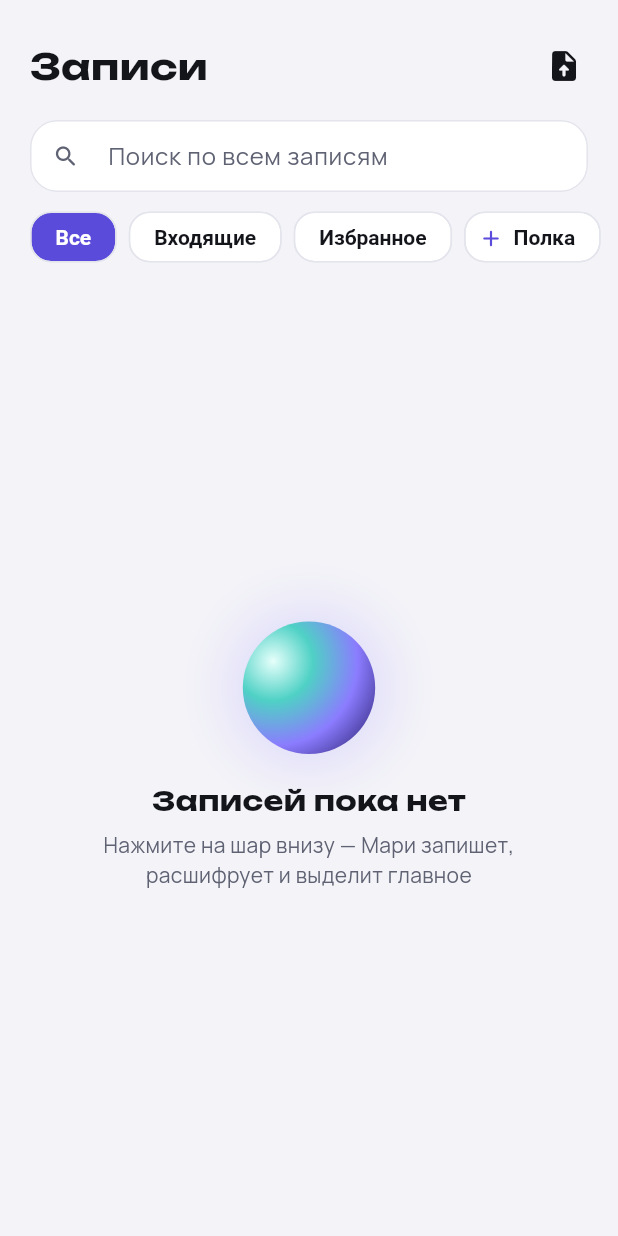
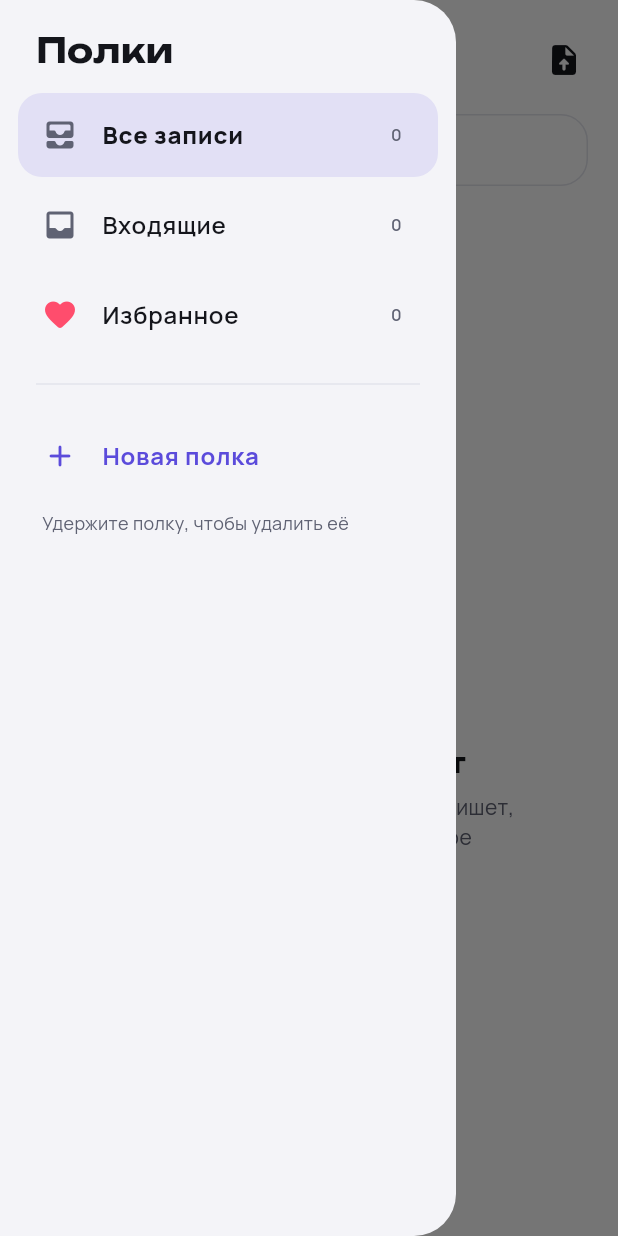
Before and after one commit to a-eduard/sum-mary, a Flutter app: the RecordingsPage screen opened directly, with the side drawer open (before the commit the screen has no drawer), on a phone screen of 412 x 824 dp. Run offline on Flutter 3.47's test engine with Material 3 defaults, Android fonts, the phone set to English and light mode, and no system bars; our stand-ins replace audioplayers, file_picker, google_fonts, image_picker, permission_handler, share_plus and 2 more; missing offline and left inert: add_2_calendar, flutter_rustore_pay, record; accounts and stored records are empty.

Commit message:
UX: полки в выезжающей панели слева, подписи у вкладок
Co-Authored-By: Claude Opus 5.5 <noreply@anthropic.com>

Claude-Session: https://claude.ai/code/session_01We8sJknfT4B6j7AuhCJzaA

```diff
--- a/app/lib/screens/home_screen.dart
+++ b/app/lib/screens/home_screen.dart
@@ -69,16 +69,26 @@ class GlassNav extends StatelessWidget {
   @override
   Widget build(BuildContext context) {
     final s = context.sm;
-    Widget item(int i, IconData icon, String label) => Expanded(
-          child: Semantics(
-            selected: index == i,
-            child: IconButton(
-              tooltip: label,
-              onPressed: () => onTap(i),
-              icon: Icon(icon, size: 26, color: index == i ? s.text : s.muted),
-            ),
+    Widget item(int i, IconData icon, String label) {
+      final sel = index == i;
+      final c = sel ? s.text : s.muted;
+      return Expanded(
+        child: Semantics(
+          selected: sel,
+          button: true,
+          child: InkResponse(
+            onTap: () => onTap(i),
+            radius: 36,
+            child: Column(mainAxisAlignment: MainAxisAlignment.center, children: [
+              Icon(icon, size: 24, color: sel ? s.accentText : c),
+              const SizedBox(height: 3),
+              Text(label, maxLines: 1, overflow: TextOverflow.clip,
+                  style: TextStyle(color: c, fontSize: 11, fontWeight: sel ? FontWeight.w800 : FontWeight.w600)),
+            ]),
           ),
-        );
+        ),
+      );
+    }
     return SafeArea(
       top: false,
       child: Padding(
@@ -100,7 +110,13 @@ class GlassNav extends StatelessWidget {
                   child: Row(children: [
                     item(0, Icons.home_rounded, 'Сегодня'),
                     item(1, Icons.folder_rounded, 'Записи'),
-                    const SizedBox(width: 80),
+                    SizedBox(
+                      width: 80,
+                      child: Column(mainAxisAlignment: MainAxisAlignment.end, children: [
+                        Text('Запись', style: TextStyle(color: s.muted, fontSize: 11, fontWeight: FontWeight.w600)),
+                        const SizedBox(height: 10),
+                      ]),
+                    ),
                     item(2, Icons.task_alt_rounded, 'Задачи'),
                     item(3, Icons.person_rounded, 'Профиль'),
                   ]),
@@ -115,7 +131,7 @@ class GlassNav extends StatelessWidget {
                 child: GestureDetector(
                   onTap: onRecord,
                   onLongPress: onRecordLong,
-                  child: const MariOrb(size: 68, child: Icon(Icons.mic_rounded, size: 30, color: Color(0xFF0F1015))),
+                  child: const MariOrb(size: 62, child: Icon(Icons.mic_rounded, size: 28, color: Color(0xFF0F1015))),
                 ),
               ),
             ),
@@ -493,20 +509,130 @@ class RecordingsPageState extends State<RecordingsPage> {
     );
   }
 
+  final _scaffold = GlobalKey<ScaffoldState>();
+  List<Recording> _all = [];
+
+  String _filterName() => switch (_filter) {
+        'all' => 'Все записи',
+        'inbox' => 'Входящие',
+        'fav' => 'Избранное',
+        _ => folderById(_filter)?.name ?? 'Все записи',
+      };
+
+  Widget _drawer(Sm s) => Drawer(
+        backgroundColor: s.bg,
+        shape: const RoundedRectangleBorder(borderRadius: BorderRadius.horizontal(right: Radius.circular(28))),
+        child: SafeArea(
+          child: ValueListenableBuilder<List<Folder>>(
+            valueListenable: Repo.folders,
+            builder: (context, folders, _) {
+              int count(bool Function(Recording) f) => _all.where(f).length;
+              Widget row(String k, String label, int n, {Widget? lead}) {
+                final sel = _filter == k;
+                return Padding(
+                  padding: const EdgeInsets.symmetric(horizontal: 12, vertical: 2),
+                  child: Material(
+                    color: sel ? s.accent.withValues(alpha: context.isDark ? .22 : .12) : Colors.transparent,
+                    borderRadius: BorderRadius.circular(16),
+                    child: ListTile(
+                      shape: RoundedRectangleBorder(borderRadius: BorderRadius.circular(16)),
+                      leading: lead,
+                      title: Text(label, style: TextStyle(color: s.text, fontWeight: sel ? FontWeight.w800 : FontWeight.w600)),
+                      trailing: Text('$n', style: TextStyle(color: s.muted, fontWeight: FontWeight.w600)),
+                      onTap: () {
+                        setState(() => _filter = k);
+                        Navigator.pop(context);
+                      },
+                      onLongPress: folders.any((f) => f.id == k) ? () => _folderMenu(folders.firstWhere((f) => f.id == k)) : null,
+                    ),
+                  ),
+                );
+              }
+
+              return ListView(padding: const EdgeInsets.only(top: 20, bottom: 120), children: [
+                Padding(
+                  padding: const EdgeInsets.fromLTRB(24, 0, 24, 12),
+                  child: Text('Полки', style: display(22, color: s.text)),
+                ),
+                row('all', 'Все записи', _all.length, lead: Icon(Icons.all_inbox_rounded, color: s.muted)),
+                row('inbox', 'Входящие', count((r) => r.folderId == null), lead: Icon(Icons.inbox_rounded, color: s.muted)),
+                row('fav', 'Избранное', count((r) => r.favorite), lead: const Icon(Icons.favorite_rounded, color: AppColors.record)),
+                Padding(padding: const EdgeInsets.symmetric(horizontal: 24, vertical: 8), child: Divider(color: s.border)),
+                for (final f in folders)
+                  row(f.id, f.name, count((r) => r.folderId == f.id),
+                      lead: Container(width: 14, height: 14, decoration: BoxDecoration(color: hexColor(f.color), shape: BoxShape.circle))),
+                Padding(
+                  padding: const EdgeInsets.symmetric(horizontal: 12, vertical: 4),
+                  child: ListTile(
+                    leading: Icon(Icons.add_rounded, color: s.accentText),
+                    title: Text('Новая полка', style: TextStyle(color: s.accentText, fontWeight: FontWeight.w700)),
+                    onTap: () async {
+                      final name = await askFolderName(context);
+                      if (name != null) await Repo.addFolder(name, folderColors[folders.length % folderColors.length]);
+                    },
+                  ),
+                ),
+                Padding(
+                  padding: const EdgeInsets.fromLTRB(28, 4, 28, 0),
+                  child: Text('Удержите полку, чтобы удалить её', style: TextStyle(color: s.muted, fontSize: 12)),
+                ),
+              ]);
+            },
+          ),
+        ),
+      );
+
+  Future<void> _folderMenu(Folder f) async {
+    final ok = await showDialog<bool>(
+      context: context,
+      builder: (ctx) => AlertDialog(
+        title: Text('Удалить полку «${f.name}»?'),
+        content: const Text('Записи с этой полки не удалятся — они переедут во «Входящие».'),
+        actions: [
+          TextButton(onPressed: () => Navigator.pop(ctx, false), child: const Text('Отмена')),
+          TextButton(onPressed: () => Navigator.pop(ctx, true), child: const Text('Удалить')),
+        ],
+      ),
+    );
+    if (ok == true) {
+      await Repo.deleteFolder(f.id);
+      if (_filter == f.id) setState(() => _filter = 'all');
+    }
+  }
+
   @override
   Widget build(BuildContext context) {
     final s = context.sm;
-    return Column(crossAxisAlignment: CrossAxisAlignment.stretch, children: [
+    final folder = folderById(_filter);
+    return Scaffold(
+      key: _scaffold,
+      backgroundColor: Colors.transparent,
+      drawer: _drawer(s),
+      drawerEdgeDragWidth: 32,
+      body: Column(crossAxisAlignment: CrossAxisAlignment.stretch, children: [
       Padding(
-        padding: const EdgeInsets.fromLTRB(20, 20, 12, 8),
+        padding: const EdgeInsets.fromLTRB(8, 16, 12, 8),
         child: Row(children: [
-          Text('Записи', style: display(24, color: s.text)),
-          const Spacer(),
+          IconButton(
+            tooltip: 'Полки',
+            onPressed: () => _scaffold.currentState?.openDrawer(),
+            icon: Icon(Icons.menu_rounded, color: s.text),
+          ),
+          if (folder != null) ...[
+            Container(width: 12, height: 12, decoration: BoxDecoration(color: hexColor(folder.color), shape: BoxShape.circle)),
+            const SizedBox(width: 8),
+          ],
+          Expanded(
+            child: GestureDetector(
+              onTap: () => _scaffold.currentState?.openDrawer(),
+              child: Text(_filterName(), maxLines: 1, overflow: TextOverflow.ellipsis, style: display(22, color: s.text)),
+            ),
+          ),
           IconButton(onPressed: _importMenu, icon: Icon(Icons.upload_file_rounded, color: s.text), tooltip: 'Импорт'),
         ]),
       ),
       Padding(
-        padding: const EdgeInsets.symmetric(horizontal: 20, vertical: 4),
+        padding: const EdgeInsets.fromLTRB(20, 4, 20, 10),
         child: TextField(
           controller: _q,
           focusNode: _focus,
@@ -514,46 +640,6 @@ class RecordingsPageState extends State<RecordingsPage> {
           decoration: InputDecoration(
               hintText: 'Поиск по всем записям', prefixIcon: Icon(Icons.search_rounded, color: s.muted), isDense: true),
         ),
-      ),
-      ValueListenableBuilder<List<Folder>>(
-        valueListenable: Repo.folders,
-        builder: (context, folders, _) {
-          Widget chip(String k, String label, {Color? dot}) => Padding(
-                padding: const EdgeInsets.symmetric(horizontal: 4),
-                child: ChoiceChip(
-                  avatar: dot == null ? null : CircleAvatar(radius: 5, backgroundColor: dot),
-                  label: Text(label),
-                  selected: _filter == k,
-                  showCheckmark: false,
-                  labelStyle: TextStyle(color: _filter == k ? s.onAccent : s.text, fontWeight: FontWeight.w600),
-                  onSelected: (_) => setState(() => _filter = k),
-                ),
-              );
-          return SizedBox(
-            height: 52,
-            child: ListView(
-              scrollDirection: Axis.horizontal,
-              padding: const EdgeInsets.symmetric(horizontal: 16, vertical: 6),
-              children: [
-                chip('all', 'Все'),
-                chip('inbox', 'Входящие'),
-                for (final f in folders) chip(f.id, f.name, dot: hexColor(f.color)),
-                chip('fav', 'Избранное'),
-                Padding(
-                  padding: const EdgeInsets.symmetric(horizontal: 4),
-                  child: ActionChip(
-                    avatar: Icon(Icons.add_rounded, size: 18, color: s.accentText),
-                    label: const Text('Полка'),
-                    onPressed: () async {
-                      final name = await askFolderName(context);
-                      if (name != null) await Repo.addFolder(name, folderColors[folders.length % folderColors.length]);
-                    },
-                  ),
-                ),
-              ],
-            ),
-          );
-        },
       ),
       Expanded(
         child: StreamBuilder<List<Recording>>(
@@ -563,6 +649,7 @@ class RecordingsPageState extends State<RecordingsPage> {
               return Center(child: Text('Нет связи с сервером', style: TextStyle(color: s.muted)));
             }
             if (!snap.hasData) return const Center(child: CircularProgressIndicator());
+            _all = snap.data!;
             var list = _found ?? snap.data!;
             list = switch (_filter) {
               'all' => list,
@@ -599,6 +686,7 @@ class RecordingsPageState extends State<RecordingsPage> {
           },
         ),
       ),
-    ]);
+    ]),
+    );
   }
 }
```
